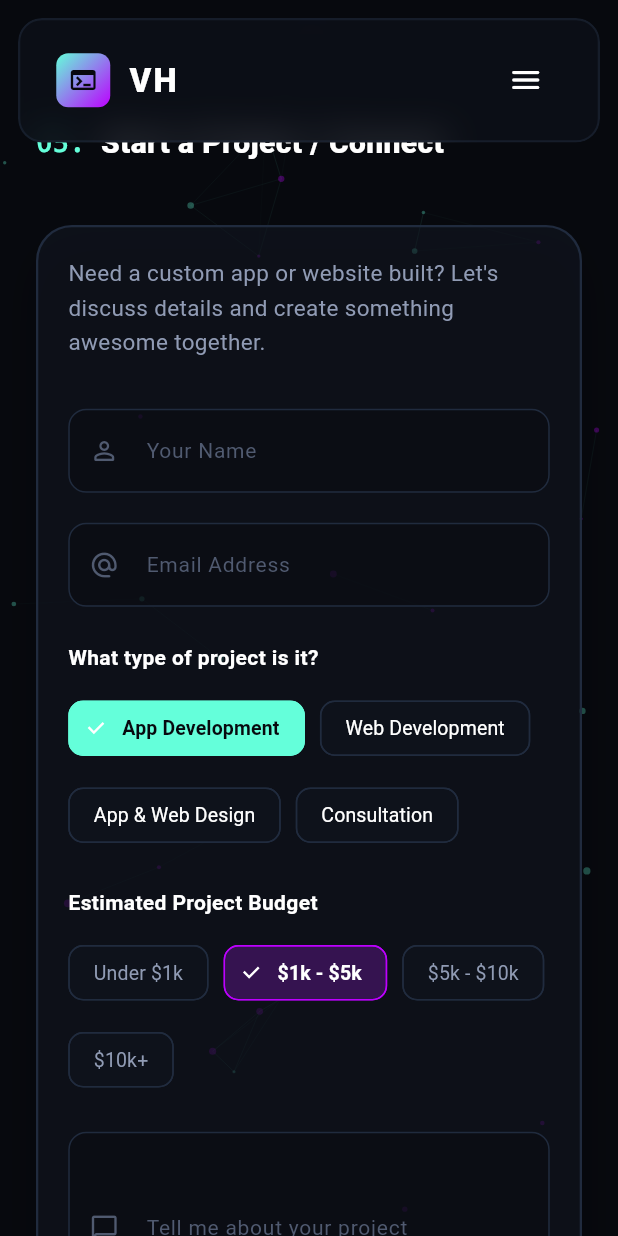
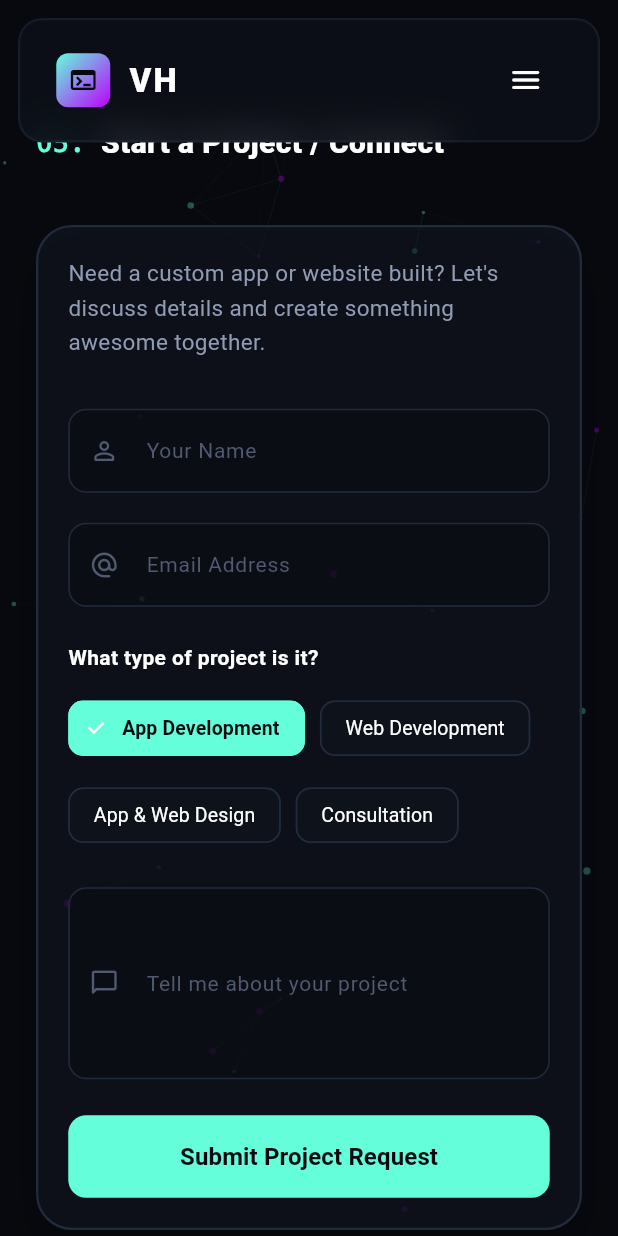
Before and after one commit to Verjot002/life_in_code, a Flutter app: the screen it shows after launch, after a tap on "Hire Me", on a phone screen of 412 x 824 dp. Run offline on Flutter 3.47's test engine with Material 3 defaults, Android fonts, the phone set to English and light mode, and no system bars.

Commit message:
update: remove budget section, link contact form to verjotheer@gmail.com

```diff
--- a/lib/widgets/contact_section.dart
+++ b/lib/widgets/contact_section.dart
@@ -16,14 +16,9 @@ class _ContactSectionState extends State<ContactSection> {
   final TextEditingController _messageController = TextEditingController();
 
   String _projectType = "App Development";
-  String _budgetRange = "\$1k - \$5k";
   bool _isLoading = false;
   bool _isSuccess = false;
   String _errorMessage = "";
-
-  // The user can customize this Formspree Form ID
-  // Create a free account at formspree.io and paste the form ID here.
-  final String _formspreeId = "YOUR_FORMSPREE_ID";
 
   @override
   void dispose() {
@@ -45,23 +40,12 @@ class _ContactSectionState extends State<ContactSection> {
       "name": _nameController.text,
       "email": _emailController.text,
       "projectType": _projectType,
-      "budget": _budgetRange,
       "message": _messageController.text,
     };
 
     try {
-      // If the developer has not configured their formspree ID, simulate success or send.
-      if (_formspreeId == "YOUR_FORMSPREE_ID" || _formspreeId.trim().isEmpty) {
-        // Simulating network delay for mock submission
-        await Future.delayed(const Duration(seconds: 2));
-        setState(() {
-          _isLoading = false;
-          _isSuccess = true;
-        });
-        return;
-      }
-
-      final url = Uri.parse("https://formspree.io/f/$_formspreeId");
+      // Send message to FormSubmit API (which will forward to verjotheer@gmail.com)
+      final url = Uri.parse("https://formsubmit.co/ajax/verjotheer@gmail.com");
       final response = await http.post(
         url,
         headers: {"Content-Type": "application/json"},
@@ -235,27 +219,7 @@ class _ContactSectionState extends State<ContactSection> {
           ),
           const SizedBox(height: 24),
 
-          // Budget Selector
-          const Text(
-            "Estimated Project Budget",
-            style: TextStyle(
-              fontSize: 14,
-              fontWeight: FontWeight.w600,
-              color: Colors.white,
-            ),
-          ),
-          const SizedBox(height: 12),
-          Wrap(
-            spacing: 10,
-            runSpacing: 10,
-            children: [
-              _buildBudgetChip("Under \$1k"),
-              _buildBudgetChip("\$1k - \$5k"),
-              _buildBudgetChip("\$5k - \$10k"),
-              _buildBudgetChip("\$10k+"),
-            ],
-          ),
-          const SizedBox(height: 24),
+          // Budget Selector removed
 
           // Message Input
           _buildTextField(
@@ -388,33 +352,7 @@ class _ContactSectionState extends State<ContactSection> {
     );
   }
 
-  Widget _buildBudgetChip(String label) {
-    final isSelected = _budgetRange == label;
-    return ChoiceChip(
-      label: Text(label),
-      selected: isSelected,
-      onSelected: (selected) {
-        if (selected) {
-          setState(() {
-            _budgetRange = label;
-          });
-        }
-      },
-      labelStyle: TextStyle(
-        color: isSelected ? Colors.white : const Color(0xFF909BB4),
-        fontWeight: isSelected ? FontWeight.bold : FontWeight.normal,
-        fontSize: 13,
-      ),
-      selectedColor: const Color(0xFFBD00FF).withOpacity(0.2),
-      backgroundColor: const Color(0xFF07090E).withOpacity(0.4),
-      side: BorderSide(
-        color: isSelected ? const Color(0xFFBD00FF) : const Color(0xFF202B3E),
-      ),
-      shape: RoundedRectangleBorder(
-        borderRadius: BorderRadius.circular(10),
-      ),
-    );
-  }
+  // _buildBudgetChip helper removed
 
   Widget _buildSuccessWidget() {
     return Container(
```
